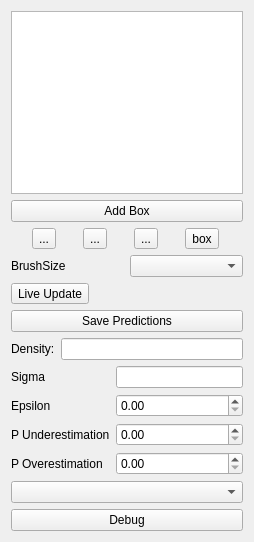
ilastik/ilastik, file ilastik/applets/counting3d/labelingDrawer.ui: the form before one commit.
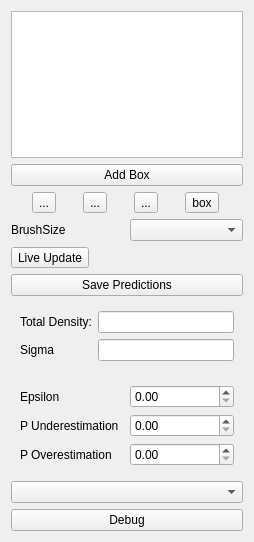
The form after the commit. Custom widgets are drawn as their Qt base class.

Commit message: counting: costum views on the options

Diff of the .ui file:
```diff
--- a/ilastik/applets/counting3d/labelingDrawer.ui
+++ b/ilastik/applets/counting3d/labelingDrawer.ui
@@ -109,32 +109,38 @@
     </widget>
    </item>
    <item>
-    <layout class="QHBoxLayout" name="horizontalLayout_4">
-     <item>
+    <widget class="QWidget" name="gridWidget" native="true">
+     <layout class="QGridLayout" name="gridLayout_3">
+      <item row="1" column="0">
+       <widget class="QLabel" name="label_2">
+        <property name="text">
+         <string>Sigma</string>
+        </property>
+       </widget>
+      </item>
+      <item row="1" column="1">
+       <widget class="QLineEdit" name="SigmaLine"/>
+      </item>
+      <item row="0" column="0">
       <widget class="QLabel" name="label_5">
        <property name="text">
-        <string>Density:</string>
+         <string>Total Density:</string>
        </property>
       </widget>
      </item>
-     <item>
+      <item row="0" column="1">
       <widget class="QLineEdit" name="CountText"/>
      </item>
     </layout>
+    </widget>
    </item>
    <item>
     <layout class="QVBoxLayout" name="verticalLayout_5">
      <item>
       <layout class="QHBoxLayout" name="horizontalLayout">
        <item>
+        <widget class="QWidget" name="gridLayout_2" native="true">
         <layout class="QGridLayout" name="gridLayout">
-         <item row="3" column="0">
-          <widget class="QLabel" name="label">
-           <property name="text">
-            <string>P Underestimation</string>
-           </property>
-          </widget>
-         </item>
          <item row="4" column="0">
           <widget class="QLabel" name="label_3">
            <property name="text">
@@ -142,19 +148,19 @@
            </property>
           </widget>
          </item>
-         <item row="1" column="2">
-          <widget class="QLineEdit" name="SigmaLine"/>
-         </item>
-         <item row="1" column="0">
-          <widget class="QLabel" name="label_2">
-           <property name="text">
-            <string>Sigma</string>
-           </property>
-          </widget>
-         </item>
          <item row="4" column="2">
           <widget class="QDoubleSpinBox" name="OverBox"/>
          </item>
+          <item row="2" column="2">
+           <widget class="QDoubleSpinBox" name="EpsilonBox"/>
+          </item>
+          <item row="3" column="0">
+           <widget class="QLabel" name="label">
+            <property name="text">
+             <string>P Underestimation</string>
+            </property>
+           </widget>
+          </item>
          <item row="3" column="2">
           <widget class="QDoubleSpinBox" name="UnderBox"/>
          </item>
@@ -165,10 +171,8 @@
            </property>
           </widget>
          </item>
-         <item row="2" column="2">
-          <widget class="QDoubleSpinBox" name="EpsilonBox"/>
-         </item>
-        </layout>
+         </layout>
+        </widget>
        </item>
       </layout>
      </item>
```
Lines whose indentation alone changed are shown as unchanged. The commit also changes 2 other files.
